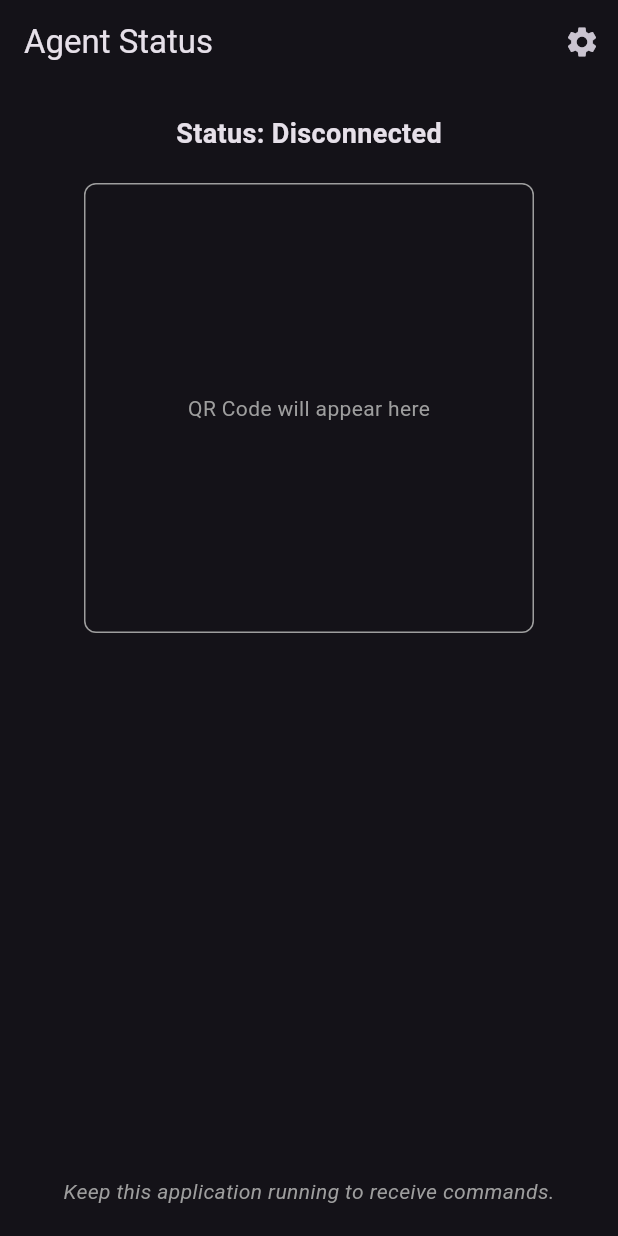
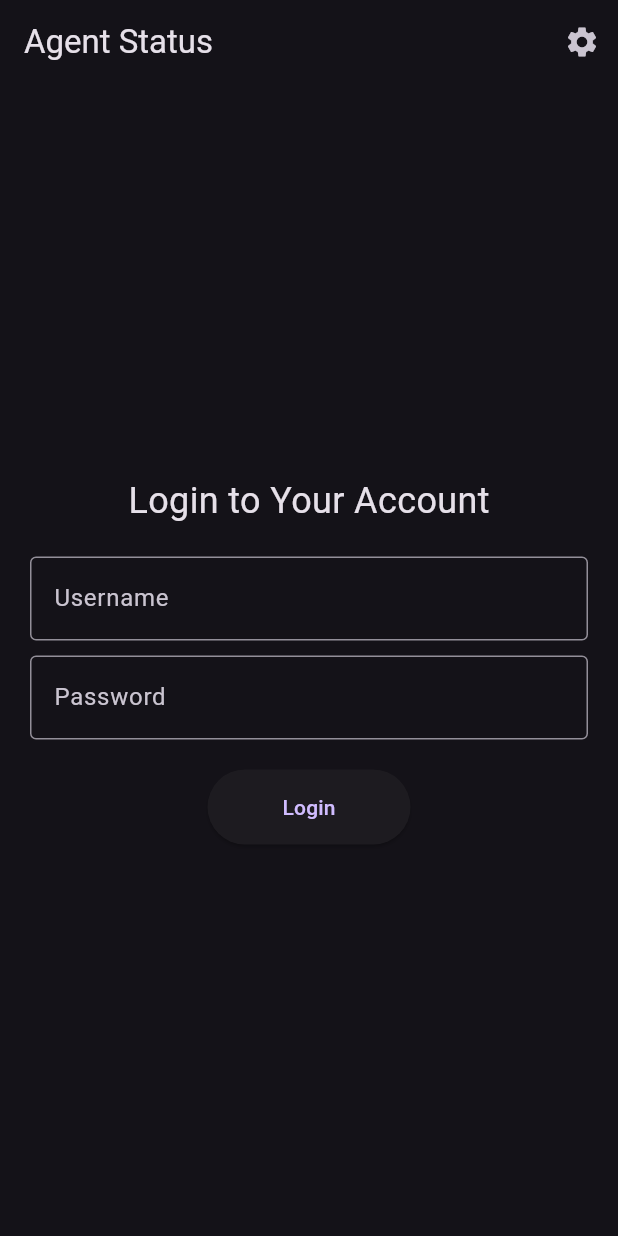
Before and after one commit to arifabds/LLM-Remote-Assistant, a Flutter app: the screen it shows after launch, on a phone screen of 412 x 824 dp. Run offline on Flutter 3.47's test engine with Material 3 defaults, Android fonts, the light colour scheme and no system bars; our stand-ins replace flutter_secure_storage, go_router; missing offline and left inert: mobile_scanner, window_manager.

Commit message:
feat(pc-agent-gui): Implement end-to-end authentication flow

```diff
--- /dev/null
+++ b/pc_agent_gui/lib/providers/auth_provider.dart
@@ -0,0 +1,59 @@
+import 'package:flutter/material.dart';
+import '../services/auth_service.dart';
+
+class AuthProvider with ChangeNotifier {
+  final AuthService _authService = AuthService();
+
+  bool _isAuthenticated = false;
+  bool _isLoading = true;
+  String? _errorMessage;
+
+  bool get isAuthenticated => _isAuthenticated;
+  bool get isLoading => _isLoading;
+  String? get errorMessage => _errorMessage;
+
+  AuthProvider() {
+    tryAutoLogin();
+  }
+
+  Future<void> tryAutoLogin() async {
+    _isLoading = true;
+    notifyListeners();
+
+    final token = await _authService.getToken();
+    if (token != null) {
+      _isAuthenticated = true;
+    } else {
+      _isAuthenticated = false;
+    }
+
+    _isLoading = false;
+    notifyListeners();
+  }
+
+  Future<bool> login(String username, String password) async {
+    _isLoading = true;
+    _errorMessage = null;
+    notifyListeners();
+
+    try {
+      await _authService.login(username, password);
+      _isAuthenticated = true;
+      _isLoading = false;
+      notifyListeners();
+      return true;
+    } catch (e) {
+      _errorMessage = e.toString();
+      _isAuthenticated = false;
+      _isLoading = false;
+      notifyListeners();
+      return false;
+    }
+  }
+
+  Future<void> logout() async {
+    await _authService.logout();
+    _isAuthenticated = false;
+    notifyListeners();
+  }
+}
--- a/pc_agent_gui/lib/screens/main_screen.dart
+++ b/pc_agent_gui/lib/screens/main_screen.dart
@@ -1,14 +1,27 @@
 import 'package:flutter/material.dart';
+import 'package:provider/provider.dart';
+import '../providers/auth_provider.dart';
+import '../widgets/login_form.dart';
 
 class MainScreen extends StatelessWidget {
   const MainScreen({super.key});
 
   @override
   Widget build(BuildContext context) {
+    final authProvider = context.watch<AuthProvider>();
+
     return Scaffold(
       appBar: AppBar(
         title: const Text('Agent Status'),
         actions: [
+          if (authProvider.isAuthenticated)
+            IconButton(
+              icon: const Icon(Icons.logout),
+              tooltip: 'Logout',
+              onPressed: () {
+                context.read<AuthProvider>().logout();
+              },
+            ),
           IconButton(
             icon: const Icon(Icons.settings),
             tooltip: 'Settings',
@@ -19,12 +32,41 @@ class MainScreen extends StatelessWidget {
       body: Center(
         child: Padding(
           padding: const EdgeInsets.all(20.0),
-          child: Column(
+          child: AnimatedSwitcher(
+            duration: const Duration(milliseconds: 300),
+            child: _buildContent(
+              context,
+              authProvider.isLoading,
+              authProvider.isAuthenticated,
+            ),
+          ),
+        ),
+      ),
+    );
+  }
+
+  Widget _buildContent(
+    BuildContext context,
+    bool isLoading,
+    bool isAuthenticated,
+  ) {
+    if (isLoading) {
+      return const CircularProgressIndicator(key: ValueKey('loader'));
+    }
+    if (!isAuthenticated) {
+      return const LoginForm(key: ValueKey('login_form'));
+    } else {
+      return Column(
+        key: const ValueKey('status_view'),
         mainAxisAlignment: MainAxisAlignment.center,
         children: [
           const Text(
-                'Status: Disconnected',
-                style: TextStyle(fontSize: 18, fontWeight: FontWeight.bold),
+            'Status: Connected',
+            style: TextStyle(
+              fontSize: 18,
+              fontWeight: FontWeight.bold,
+              color: Colors.green,
+            ),
           ),
           const SizedBox(height: 20),
           Container(
@@ -44,15 +86,10 @@ class MainScreen extends StatelessWidget {
           const Spacer(),
           const Text(
             'Keep this application running to receive commands.',
-                style: TextStyle(
-                  color: Colors.grey,
-                  fontStyle: FontStyle.italic,
-                ),
+            style: TextStyle(color: Colors.grey, fontStyle: FontStyle.italic),
           ),
         ],
-          ),
-        ),
-      ),
       );
     }
   }
+}
--- /dev/null
+++ b/pc_agent_gui/lib/services/auth_service.dart
@@ -0,0 +1,38 @@
+import 'dart:convert';
+import 'package:flutter_secure_storage/flutter_secure_storage.dart';
+import 'package:http/http.dart' as http;
+import '../utils/constants.dart';
+
+class AuthService {
+  final _storage = const FlutterSecureStorage();
+  static const _jwtKey = 'jwt_token';
+
+  Future<void> login(String username, String password) async {
+    final url = Uri.parse('$identityServiceBaseUrl/api/auth/login');
+    try {
+      final response = await http.post(
+        url,
+        headers: {'Content-Type': 'application/json'},
+        body: jsonEncode({'username': username, 'password': password}),
+      );
+
+      if (response.statusCode == 200) {
+        await _storage.write(key: _jwtKey, value: response.body);
+      } else {
+        throw Exception(
+          'Login failed: ${response.statusCode} - ${response.body}',
+        );
+      }
+    } catch (e) {
+      throw Exception('An error occurred during login: $e');
+    }
+  }
+
+  Future<String?> getToken() async {
+    return await _storage.read(key: _jwtKey);
+  }
+
+  Future<void> logout() async {
+    await _storage.delete(key: _jwtKey);
+  }
+}
--- /dev/null
+++ b/pc_agent_gui/lib/utils/constants.dart
@@ -0,0 +1 @@
+const String identityServiceBaseUrl = 'http://localhost:8081';
--- /dev/null
+++ b/pc_agent_gui/lib/widgets/login_form.dart
@@ -0,0 +1,94 @@
+import 'package:flutter/material.dart';
+import 'package:provider/provider.dart';
+import '../providers/auth_provider.dart';
+
+class LoginForm extends StatefulWidget {
+  const LoginForm({super.key});
+
+  @override
+  State<LoginForm> createState() => _LoginFormState();
+}
+
+class _LoginFormState extends State<LoginForm> {
+  final _formKey = GlobalKey<FormState>();
+  final _usernameController = TextEditingController();
+  final _passwordController = TextEditingController();
+
+  Future<void> _submit() async {
+    if (!_formKey.currentState!.validate()) {
+      return;
+    }
+    final authProvider = Provider.of<AuthProvider>(context, listen: false);
+    final success = await authProvider.login(
+      _usernameController.text,
+      _passwordController.text,
+    );
+
+    if (!success && mounted) {
+      ScaffoldMessenger.of(context).showSnackBar(
+        SnackBar(
+          content: Text(
+            authProvider.errorMessage ?? 'An unknown error occurred.',
+          ),
+          backgroundColor: Colors.red,
+        ),
+      );
+    }
+  }
+
+  @override
+  void dispose() {
+    _usernameController.dispose();
+    _passwordController.dispose();
+    super.dispose();
+  }
+
+  @override
+  Widget build(BuildContext context) {
+    final authProvider = context.watch<AuthProvider>();
+    return Form(
+      key: _formKey,
+      child: Column(
+        mainAxisSize: MainAxisSize.min,
+        children: [
+          const Text('Login to Your Account', style: TextStyle(fontSize: 24)),
+          const SizedBox(height: 20),
+          TextFormField(
+            controller: _usernameController,
+            decoration: const InputDecoration(
+              labelText: 'Username',
+              border: OutlineInputBorder(),
+            ),
+            validator: (value) =>
+                value!.isEmpty ? 'Please enter a username' : null,
+          ),
+          const SizedBox(height: 10),
+          TextFormField(
+            controller: _passwordController,
+            decoration: const InputDecoration(
+              labelText: 'Password',
+              border: OutlineInputBorder(),
+            ),
+            obscureText: true,
+            validator: (value) =>
+                value!.isEmpty ? 'Please enter a password' : null,
+          ),
+          const SizedBox(height: 20),
+          if (authProvider.isLoading)
+            const CircularProgressIndicator()
+          else
+            ElevatedButton(
+              onPressed: _submit,
+              style: ElevatedButton.styleFrom(
+                padding: const EdgeInsets.symmetric(
+                  horizontal: 50,
+                  vertical: 15,
+                ),
+              ),
+              child: const Text('Login'),
+            ),
+        ],
+      ),
+    );
+  }
+}
--- a/pc_agent_gui/pubspec.yaml
+++ b/pc_agent_gui/pubspec.yaml
@@ -36,6 +36,9 @@ dependencies:
   cupertino_icons: ^1.0.8
   window_manager: ^0.5.1
   qr_flutter: ^4.1.0
+  http: ^1.5.0
+  flutter_secure_storage: ^9.2.4
+  provider: ^6.1.5+1
 
 dev_dependencies:
   flutter_test:
```
Also changed, not shown: pc_agent_gui/lib/main.dart (+8 -1 lines), pc_agent_gui/pubspec.lock, 5 other files. Lines whose indentation alone changed are shown as unchanged.
